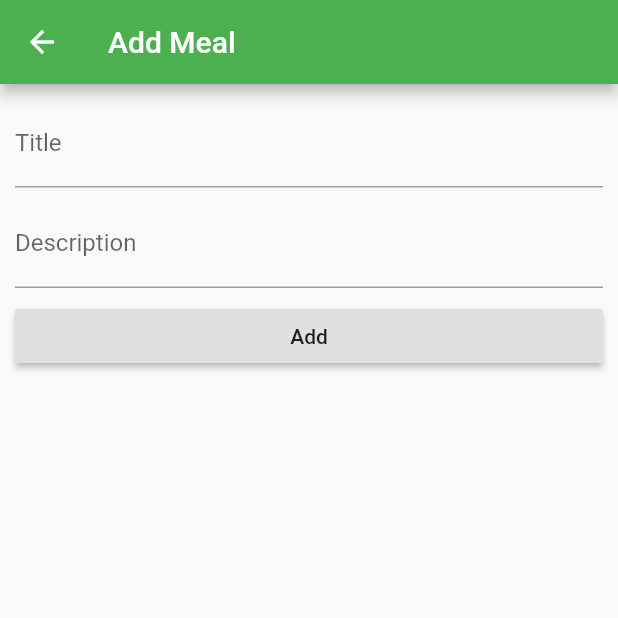
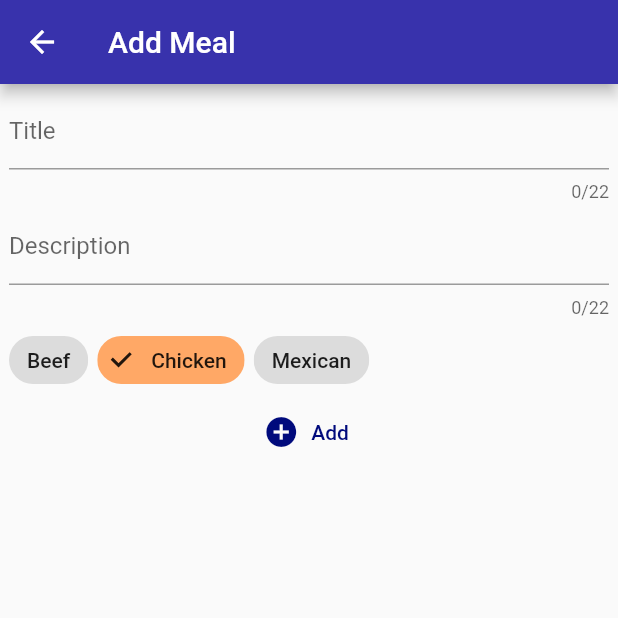
Before and after one commit to DougLau/dinner_vote, a Flutter app: the screen it shows after launch, after a tap on the "add" icon, on a phone screen of 412 x 824 dp, the top half of it. Run offline on Flutter 3.47's test engine with Material 2 defaults, Android fonts, the phone set to English and light mode, and no system bars; our stand-ins replace sqflite, synchronized; accounts and stored records are empty.

Commit message:
Allow deleting meals + added theming.

```diff
--- a/lib/db.dart
+++ b/lib/db.dart
@@ -43,22 +43,30 @@ class DbHelper {
   _createDB(Database db, int version) async {
     await db.execute("CREATE TABLE meal ("
         "id INTEGER PRIMARY KEY,"
-        "title TEXT NOT NULL,"
-        "description TEXT,"
-        "on_menu INTEGER NOT NULL" // 0: no, 1: yes
+        "title TEXT NOT NULL UNIQUE,"
+        "description TEXT"
+        ")");
+    await db.execute("CREATE TABLE tag ("
+        "id INTEGER PRIMARY KEY,"
+        "value TEXT NOT NULL UNIQUE,"
+        "on_menu INTEGER NOT NULL CHECK(on_menu = 0 OR on_menu = 1)"
+        ")");
+    await db.execute("CREATE TABLE meal_tag ("
+        "id INTEGER PRIMARY KEY,"
+        "meal_id INTEGER NOT NULL REFERENCES meal ON DELETE CASCADE,"
+        "tag_id INTEGER NOT NULL REFERENCES tag ON DELETE CASCADE,"
+        "UNIQUE(meal_id, tag_id)"
         ")");
     await db.execute("CREATE TABLE person ("
         "id INTEGER PRIMARY KEY,"
-        "name TEXT"
+        "name TEXT NOT NULL UNIQUE"
         ")");
     await db.execute("CREATE TABLE vote ("
         "id INTEGER PRIMARY KEY,"
-        "meal INTEGER NOT NULL,"
-        "person INTEGER NOT NULL,"
+        "meal_id INTEGER NOT NULL REFERENCES meal ON DELETE CASCADE,"
+        "person_id INTEGER NOT NULL REFERENCES person ON DELETE CASCADE,"
         "requested TEXT NOT NULL," // ISO-8601: YYYY-MM-DD
-        "prepared TEXT," //           NULL if not prepared yet
-        "FOREIGN KEY (meal) REFERENCES meal,"
-        "FOREIGN KEY (person) REFERENCES person"
+        "prepared TEXT" //            NULL if not prepared yet
         ")");
   }
 
@@ -69,7 +77,8 @@ class DbHelper {
 
   Future<List> getAllMeals() async {
     var dbi = await db;
-    var meals = await dbi.query('meal', columns: ['id', 'title', 'description', 'on_menu']);
+    var meals = await dbi.query('meal',
+        columns: ['id', 'title', 'description'], orderBy: 'title');
     return meals.toList();
   }
 
@@ -80,6 +89,7 @@ class DbHelper {
 
   Future<int> updateMeal(Meal meal) async {
     var dbi = await db;
-    return await dbi.update('meal', meal.toMap(), where: 'id = ?', whereArgs: [meal.id]);
+    return await dbi
+        .update('meal', meal.toMap(), where: 'id = ?', whereArgs: [meal.id]);
   }
 }
--- a/lib/main.dart
+++ b/lib/main.dart
@@ -12,7 +12,11 @@ class DinnerVoteApp extends StatelessWidget {
     return MaterialApp(
       title: title,
       theme: ThemeData(
-        primarySwatch: Colors.green,
+        primaryColor: Color(0xFF3832AC),
+        primaryColorLight: Color(0xFF705DDF),
+        primaryColorDark: Color(0xFF000A7C),
+        accentColor: Color(0xFFFFA866),
+        cardColor: Color(0xFFDDDDDD),
       ),
       home: DinnerListPage(title: title),
     );
@@ -29,7 +33,6 @@ class DinnerListPage extends StatefulWidget {
 }
 
 class _DinnerListPageState extends State<DinnerListPage> {
-  final _biggerFont = const TextStyle(fontSize: 20.0);
   final _dinners = new List<Meal>();
   final _db = DbHelper();
 
@@ -56,12 +59,9 @@ class _DinnerListPageState extends State<DinnerListPage> {
   Widget _buildBody() {
     return ListView.builder(
         padding: const EdgeInsets.all(6.0),
-        itemCount: _dinners.length * 2,
+        itemCount: _dinners.length,
         itemBuilder: (context, i) {
-          if (i.isOdd) return Divider();
-
-          final index = i ~/ 2;
-          return _buildRow(_dinners[index]);
+          return _buildRow(_dinners[i]);
         });
   }
 
@@ -69,8 +69,9 @@ class _DinnerListPageState extends State<DinnerListPage> {
     return ListTile(
       title: Text(
         dinner.title,
-        style: _biggerFont,
+        style: Theme.of(context).textTheme.title,
       ),
+      subtitle: Text(dinner.description),
       onTap: () => _editMeal(context, dinner),
     );
   }
@@ -78,7 +79,7 @@ class _DinnerListPageState extends State<DinnerListPage> {
   _createMeal(BuildContext context) async {
     String result = await Navigator.push(
       context,
-      MaterialPageRoute(builder: (context) => MealScreen(Meal("", ""))),
+      MaterialPageRoute(builder: (context) => MealPage(Meal("", ""))),
     );
     if (result == 'save') {
       _loadMeals();
@@ -99,9 +100,9 @@ class _DinnerListPageState extends State<DinnerListPage> {
   _editMeal(BuildContext context, Meal dinner) async {
     String result = await Navigator.push(
       context,
-      MaterialPageRoute(builder: (context) => MealScreen(dinner)),
+      MaterialPageRoute(builder: (context) => MealPage(dinner)),
     );
-    if (result == 'update') {
+    if (result == 'update' || result == 'delete') {
       _loadMeals();
     }
   }
--- a/lib/meal.dart
+++ b/lib/meal.dart
@@ -2,7 +2,7 @@ class Meal {
   int id;
   String title;
   String description;
-  int on_menu = 0;
+  String tags;
 
   Meal(this.title, this.description);
 
@@ -10,7 +10,6 @@ class Meal {
     var map = <String, dynamic>{
       'title': title,
       'description': description,
-      'on_menu': on_menu,
     };
     if (id != null) {
       map['id'] = id;
@@ -22,6 +21,9 @@ class Meal {
     id = map['id'];
     title = map['title'];
     description = map['description'];
-    on_menu = map['on_menu'];
+  }
+
+  bool hasTag(String tag) {
+    return (tag == 'Chicken');
   }
 }
--- a/lib/mealui.dart
+++ b/lib/mealui.dart
@@ -2,15 +2,39 @@ import 'package:flutter/material.dart';
 import 'meal.dart';
 import 'db.dart';
 
-class MealScreen extends StatefulWidget {
+class MealPage extends StatefulWidget {
   final Meal meal;
-  MealScreen(this.meal);
+  MealPage(this.meal);
 
   @override
-  State<StatefulWidget> createState() => new _MealScreenState();
+  State<StatefulWidget> createState() => _MealPageState();
 }
 
-class _MealScreenState extends State<MealScreen> {
+class _MealPageState extends State<MealPage> {
+  @override
+  Widget build(BuildContext context) {
+    return Scaffold(
+      appBar: AppBar(title: Text(_screenTitle())),
+      body: MealBody(widget.meal),
+    );
+  }
+
+  String _screenTitle() {
+    return (widget.meal.id != null) ? 'Edit Meal' : 'Add Meal';
+  }
+}
+
+class MealBody extends StatefulWidget {
+  // This needs to be separate from MealPage to allow
+  // SnackBars to work with the Scaffold in MealPage
+  final Meal meal;
+  MealBody(this.meal);
+
+  @override
+  State<StatefulWidget> createState() => _MealBodyState();
+}
+
+class _MealBodyState extends State<MealBody> {
   DbHelper db = new DbHelper();
 
   TextEditingController _title;
@@ -26,57 +50,139 @@ class _MealScreenState extends State<MealScreen> {
 
   @override
   Widget build(BuildContext context) {
-    return Scaffold(
-      appBar: AppBar(title: Text(_screenTitle())),
-      body: ListView(
+    return ListView(
       shrinkWrap: true,
-        padding: EdgeInsets.all(10.0),
+      padding: EdgeInsets.all(6.0),
       children: <Widget>[
         TextField(
           controller: _title,
-            decoration: InputDecoration(labelText: 'Title'),
+          decoration: InputDecoration(labelText: 'Title', isDense: true),
+          maxLength: 22,
         ),
-          Padding(padding: new EdgeInsets.all(4.0)),
+        Padding(padding: new EdgeInsets.all(2.0)),
         TextField(
           controller: _description,
-            decoration: InputDecoration(labelText: 'Description'),
+          decoration: InputDecoration(labelText: 'Description', isDense: true),
+          maxLength: 22,
         ),
-          Padding(padding: new EdgeInsets.all(4.0)),
-          _buildButton(context),
+        Padding(padding: new EdgeInsets.all(2.0)),
+        _buildChips(widget.meal),
+        _buildButtons(context),
       ],
-      ),
     );
   }
 
-  String _screenTitle() {
-    return (widget.meal.id != null) ? 'Edit Meal' : 'Add Meal';
+  Widget _buildChips(Meal meal) {
+    return Wrap(
+      spacing: 6.0,
+      runSpacing: 4.0,
+      children: <Widget>[
+        _buildChip(meal, 'Beef'),
+        _buildChip(meal, 'Chicken'),
+        _buildChip(meal, 'Mexican'),
+      ],
+    );
+  }
+
+  Widget _buildChip(Meal meal, String lbl) {
+    return FilterChip(
+      selectedColor: Theme.of(context).accentColor,
+      selected: meal.hasTag(lbl),
+      label: Text(lbl),
+      onSelected: (bool value) {
+        setState(() {
+          // FIXME: set tag on meal
+          return value;
+        });
+      },
+    );
+  }
+
+  Widget _buildButtons(BuildContext context) {
+    if (widget.meal.id != null) {
+      return Row(
+        children: <Widget>[
+          Expanded(child: _buildDeleteButton(context)),
+          Expanded(child: _buildButton(context)),
+        ],
+      );
+    } else {
+      return _buildButton(context);
+    }
+  }
+
+  Widget _buildDeleteButton(BuildContext context) {
+    return FlatButton.icon(
+      label: Text('Delete'),
+      icon: Icon(Icons.delete),
+      textColor: Theme.of(context).primaryColorDark,
+      onPressed: () {
+        _deleteMeal(context);
+      },
+    );
+  }
+
+  _deleteMeal(BuildContext context) {
+    db.deleteMeal(widget.meal.id).then((_) {
+      Navigator.pop(context, 'delete');
+    });
   }
 
   String _buttonTitle() {
     return (widget.meal.id != null) ? 'Update' : 'Add';
   }
 
+  IconData _buttonIcon() {
+    return (widget.meal.id != null) ? Icons.done : Icons.add_circle;
+  }
+
   Widget _buildButton(BuildContext context) {
-    return RaisedButton(
-      child: Text(_buttonTitle()),
+    return FlatButton.icon(
+      label: Text(_buttonTitle()),
+      icon: Icon(_buttonIcon()),
+      textColor: Theme.of(context).primaryColorDark,
       onPressed: () {
         if (widget.meal.id != null) {
-          db
-              .updateMeal(Meal.fromMap({
-            'id': widget.meal.id,
-            'title': _title.text,
-            'description': _description.text,
-            'on_menu': widget.meal.on_menu,
-          }))
-              .then((_) {
-            Navigator.pop(context, 'update');
-          });
+          _updateMeal(context);
         } else {
-          db.saveMeal(Meal(_title.text, _description.text)).then((_) {
-            Navigator.pop(context, 'save');
-          });
+          _saveMeal(context);
         }
       },
     );
   }
+
+  String _getTitle() {
+    return _title.text.trim();
   }
+
+  String _getDescription() {
+    return _description.text.trim();
+  }
+
+  _updateMeal(BuildContext context) {
+    db
+        .updateMeal(Meal.fromMap({
+      'id': widget.meal.id,
+      'title': _getTitle(),
+      'description': _getDescription(),
+    }))
+        .then((_) {
+      Navigator.pop(context, 'update');
+    }).catchError((e) {
+      final snackBar = SnackBar(content: Text('Title must be unique'));
+      Scaffold.of(context).showSnackBar(snackBar);
+    });
+  }
+
+  _saveMeal(BuildContext context) {
+    final title = _getTitle();
+    if (title == 0)
+      return;
+    db.saveMeal(Meal(title, _getDescription())).then((_) {
+      Navigator.pop(context, 'save');
+    }).catchError((e) {
+      final snackBar = SnackBar(content: Text('Title must be unique'));
+      Scaffold.of(context).showSnackBar(snackBar);
+    });
+  }
+}
```
Lines whose indentation alone changed are shown as unchanged.
